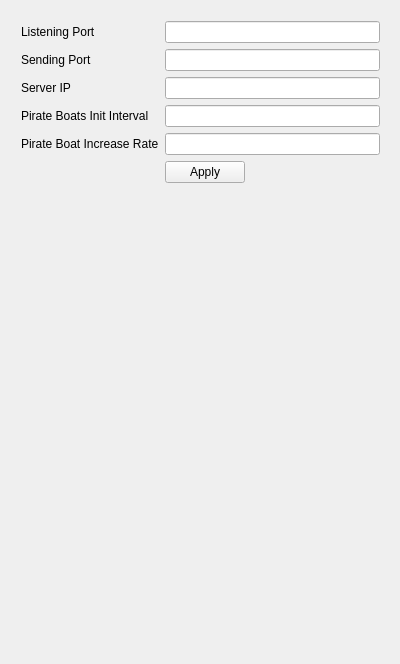
Old version of the form Archipel_parametres/mainwindow.ui in the repository TerisseNicolas/Archip3l.
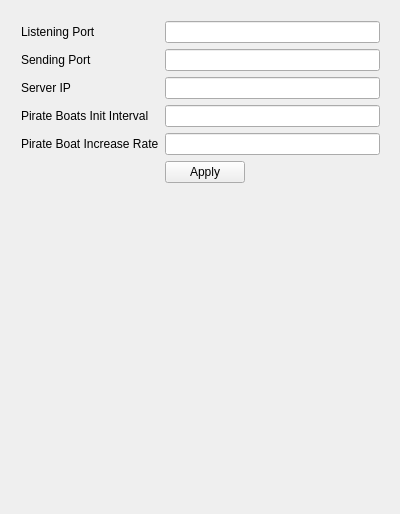
New version of the form.

Commit message: setfixsize parameter windows

```diff
--- a/Archipel_parametres/mainwindow.ui
+++ b/Archipel_parametres/mainwindow.ui
@@ -7,13 +7,16 @@
     <x>0</x>
     <y>0</y>
     <width>400</width>
-    <height>664</height>
+    <height>514</height>
    </rect>
   </property>
   <property name="windowTitle">
    <string>Paramètres</string>
   </property>
   <widget class="QWidget" name="centralWidget">
+   <property name="enabled">
+    <bool>true</bool>
+   </property>
    <widget class="QWidget" name="layoutWidget">
     <property name="geometry">
      <rect>
```
The commit also changes 2 other files.
